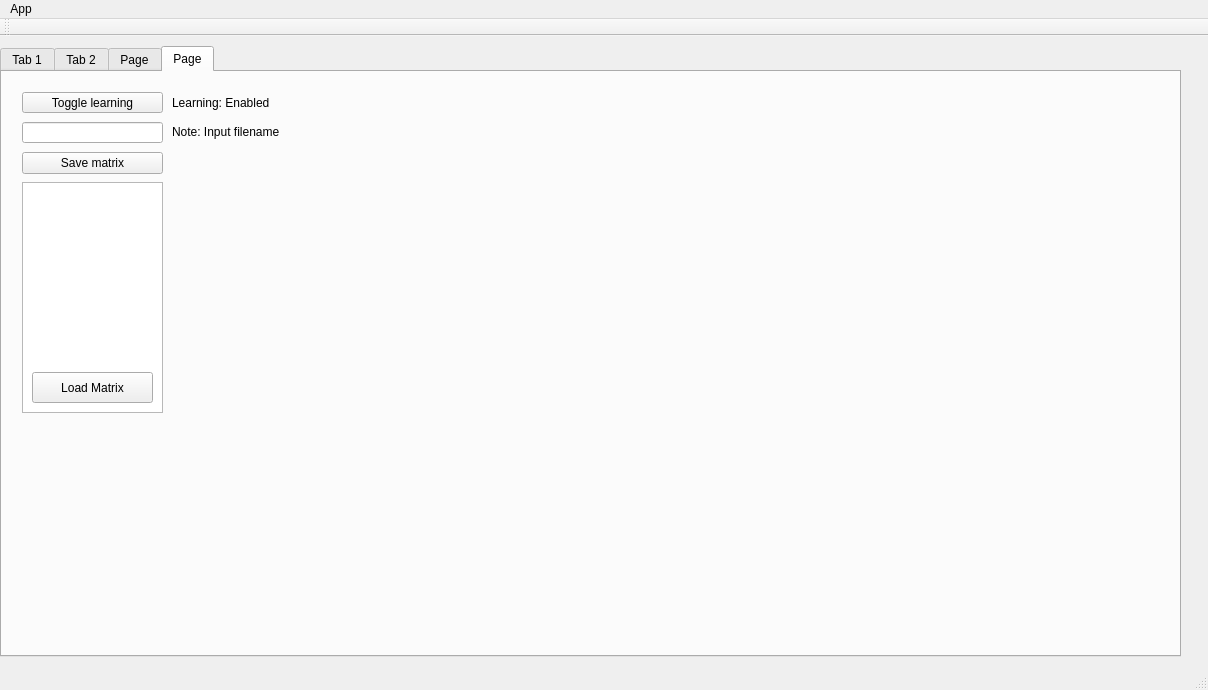
Above: ui/mainwindow.ui from morpana/dep_gui before the change. Below: the same form after it.
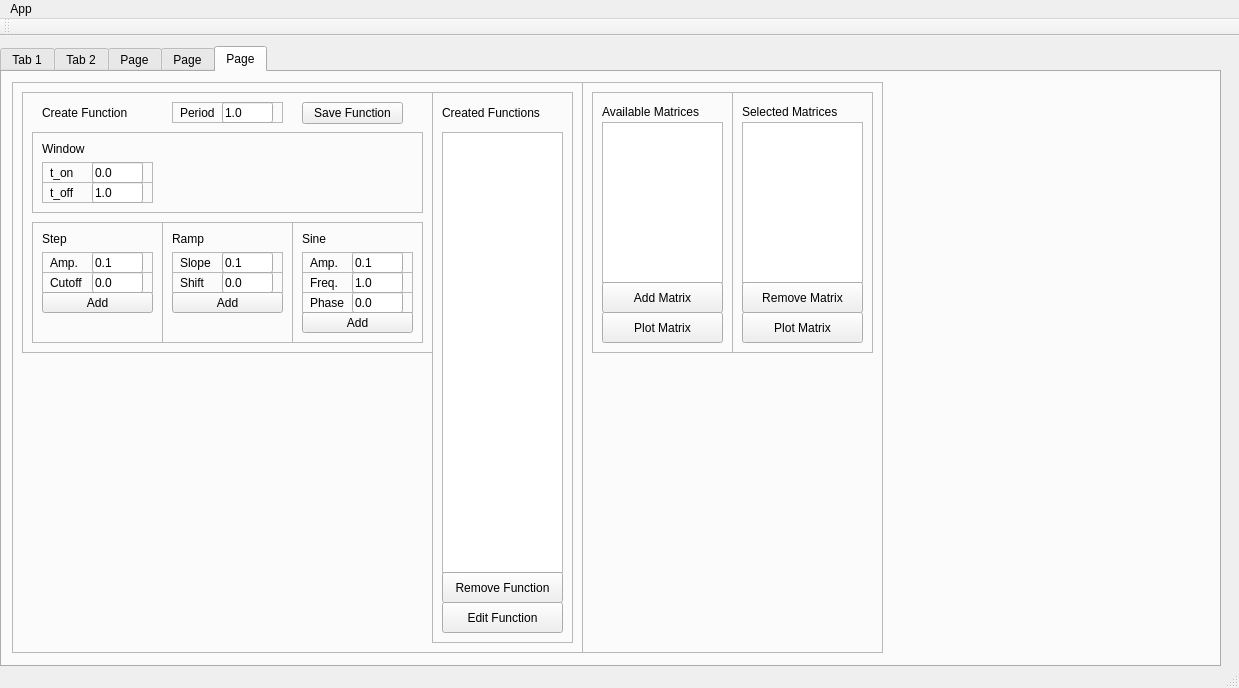
That is the form after the change. Custom widgets are drawn as their Qt base class.

Commit message: creating functions, plotting created functions, selecting matrices, plotting selected matrices...

Patch:
```diff
--- a/ui/mainwindow.ui
+++ b/ui/mainwindow.ui
@@ -6,8 +6,8 @@
    <rect>
     <x>0</x>
     <y>0</y>
-    <width>1208</width>
-    <height>690</height>
+    <width>1239</width>
+    <height>688</height>
    </rect>
   </property>
   <property name="windowTitle">
@@ -19,12 +19,12 @@
      <rect>
       <x>0</x>
       <y>10</y>
-      <width>1181</width>
-      <height>611</height>
+      <width>1221</width>
+      <height>621</height>
      </rect>
     </property>
     <property name="currentIndex">
-     <number>3</number>
+     <number>4</number>
     </property>
     <widget class="QWidget" name="tab">
      <attribute name="title">
@@ -1124,100 +1124,1049 @@
      <attribute name="title">
       <string>Page</string>
      </attribute>
-     <widget class="QPushButton" name="toggleLearning">
+     <widget class="QFrame" name="frame_63">
       <property name="geometry">
        <rect>
-        <x>20</x>
-        <y>20</y>
-        <width>141</width>
-        <height>21</height>
+        <x>0</x>
+        <y>0</y>
+        <width>661</width>
+        <height>451</height>
        </rect>
       </property>
-      <property name="text">
-       <string>Toggle learning</string>
+      <property name="frameShape">
+       <enum>QFrame::StyledPanel</enum>
       </property>
-     </widget>
-     <widget class="QCustomPlot" name="customPlot" native="true">
-      <property name="geometry">
-       <rect>
-        <x>180</x>
-        <y>110</y>
-        <width>501</width>
-        <height>341</height>
-       </rect>
+      <property name="frameShadow">
+       <enum>QFrame::Raised</enum>
       </property>
+      <widget class="QFrame" name="frame_64">
+       <property name="geometry">
+        <rect>
+         <x>10</x>
+         <y>10</y>
+         <width>491</width>
+         <height>21</height>
+        </rect>
+       </property>
+       <property name="frameShape">
+        <enum>QFrame::StyledPanel</enum>
+       </property>
+       <property name="frameShadow">
+        <enum>QFrame::Raised</enum>
+       </property>
+       <widget class="QPushButton" name="toggleLearning">
+        <property name="geometry">
+         <rect>
+          <x>240</x>
+          <y>0</y>
+          <width>251</width>
+          <height>21</height>
+         </rect>
+        </property>
+        <property name="text">
+         <string>Toggle learning</string>
+        </property>
+       </widget>
+       <widget class="QLabel" name="learningLabel">
+        <property name="geometry">
+         <rect>
+          <x>70</x>
+          <y>0</y>
+          <width>171</width>
+          <height>21</height>
+         </rect>
+        </property>
+        <property name="text">
+         <string>Learning: Enabled</string>
+        </property>
+       </widget>
+      </widget>
+      <widget class="QFrame" name="frame_68">
+       <property name="geometry">
+        <rect>
+         <x>10</x>
+         <y>30</y>
+         <width>491</width>
+         <height>61</height>
+        </rect>
+       </property>
+       <property name="frameShape">
+        <enum>QFrame::StyledPanel</enum>
+       </property>
+       <property name="frameShadow">
+        <enum>QFrame::Raised</enum>
+       </property>
+       <widget class="QPushButton" name="saveMatrix">
+        <property name="geometry">
+         <rect>
+          <x>10</x>
+          <y>30</y>
+          <width>471</width>
+          <height>22</height>
+         </rect>
+        </property>
+        <property name="text">
+         <string>Save matrix</string>
+        </property>
+       </widget>
+       <widget class="QFrame" name="frame_69">
+        <property name="geometry">
+         <rect>
+          <x>10</x>
+          <y>10</y>
+          <width>471</width>
+          <height>21</height>
+         </rect>
+        </property>
+        <property name="frameShape">
+         <enum>QFrame::StyledPanel</enum>
+        </property>
+        <property name="frameShadow">
+         <enum>QFrame::Raised</enum>
+        </property>
+        <widget class="QLabel" name="feedback">
+         <property name="geometry">
+          <rect>
+           <x>60</x>
+           <y>0</y>
+           <width>171</width>
+           <height>20</height>
+          </rect>
+         </property>
+         <property name="text">
+          <string>Filename</string>
+         </property>
+        </widget>
+        <widget class="QLineEdit" name="saveFile">
+         <property name="geometry">
+          <rect>
+           <x>230</x>
+           <y>0</y>
+           <width>241</width>
+           <height>21</height>
+          </rect>
+         </property>
+        </widget>
+       </widget>
+      </widget>
+      <widget class="QFrame" name="frame_70">
+       <property name="geometry">
+        <rect>
+         <x>510</x>
+         <y>10</y>
+         <width>141</width>
+         <height>431</height>
+        </rect>
+       </property>
+       <property name="frameShape">
+        <enum>QFrame::StyledPanel</enum>
+       </property>
+       <property name="frameShadow">
+        <enum>QFrame::Raised</enum>
+       </property>
+       <widget class="QListWidget" name="matrixList">
+        <property name="geometry">
+         <rect>
+          <x>10</x>
+          <y>10</y>
+          <width>121</width>
+          <height>381</height>
+         </rect>
+        </property>
+       </widget>
+       <widget class="QPushButton" name="loadMatrix">
+        <property name="geometry">
+         <rect>
+          <x>10</x>
+          <y>390</y>
+          <width>121</width>
+          <height>31</height>
+         </rect>
+        </property>
+        <property name="text">
+         <string>Load Matrix</string>
+        </property>
+       </widget>
+      </widget>
+      <widget class="QCustomPlot" name="customPlot" native="true">
+       <property name="geometry">
+        <rect>
+         <x>10</x>
+         <y>90</y>
+         <width>491</width>
+         <height>351</height>
+        </rect>
+       </property>
+      </widget>
      </widget>
-     <widget class="QLineEdit" name="saveFile">
+    </widget>
+    <widget class="QWidget" name="tab_9">
+     <attribute name="title">
+      <string>Page</string>
+     </attribute>
+     <widget class="QFrame" name="frame_29">
       <property name="geometry">
        <rect>
-        <x>20</x>
-        <y>50</y>
-        <width>141</width>
-        <height>21</height>
+        <x>10</x>
+        <y>10</y>
+        <width>571</width>
+        <height>571</height>
        </rect>
       </property>
-     </widget>
-     <widget class="QPushButton" name="saveMatrix">
-      <property name="geometry">
-       <rect>
-        <x>20</x>
-        <y>80</y>
-        <width>141</width>
-        <height>22</height>
-       </rect>
+      <property name="frameShape">
+       <enum>QFrame::StyledPanel</enum>
       </property>
-      <property name="text">
-       <string>Save matrix</string>
+      <property name="frameShadow">
+       <enum>QFrame::Raised</enum>
       </property>
+      <widget class="QFrame" name="frame_60">
+       <property name="geometry">
+        <rect>
+         <x>10</x>
+         <y>10</y>
+         <width>411</width>
+         <height>261</height>
+        </rect>
+       </property>
+       <property name="frameShape">
+        <enum>QFrame::StyledPanel</enum>
+       </property>
+       <property name="frameShadow">
+        <enum>QFrame::Raised</enum>
+       </property>
+       <widget class="QFrame" name="frame_52">
+        <property name="geometry">
+         <rect>
+          <x>270</x>
+          <y>130</y>
+          <width>131</width>
+          <height>121</height>
+         </rect>
+        </property>
+        <property name="frameShape">
+         <enum>QFrame::StyledPanel</enum>
+        </property>
+        <property name="frameShadow">
+         <enum>QFrame::Raised</enum>
+        </property>
+        <widget class="QLabel" name="label_52">
+         <property name="geometry">
+          <rect>
+           <x>10</x>
+           <y>10</y>
+           <width>59</width>
+           <height>14</height>
+          </rect>
+         </property>
+         <property name="text">
+          <string>Sine</string>
+         </property>
+        </widget>
+        <widget class="QFrame" name="frame_57">
+         <property name="geometry">
+          <rect>
+           <x>10</x>
+           <y>30</y>
+           <width>111</width>
+           <height>21</height>
+          </rect>
+         </property>
+         <property name="frameShape">
+          <enum>QFrame::StyledPanel</enum>
+         </property>
+         <property name="frameShadow">
+          <enum>QFrame::Raised</enum>
+         </property>
+         <widget class="QLineEdit" name="sine_amp">
+          <property name="geometry">
+           <rect>
+            <x>50</x>
+            <y>0</y>
+            <width>51</width>
+            <height>21</height>
+           </rect>
+          </property>
+          <property name="text">
+           <string>0.1</string>
+          </property>
+         </widget>
+         <widget class="QLabel" name="label_59">
+          <property name="geometry">
+           <rect>
+            <x>8</x>
+            <y>0</y>
+            <width>41</width>
+            <height>21</height>
+           </rect>
+          </property>
+          <property name="text">
+           <string>Amp.</string>
+          </property>
+         </widget>
+        </widget>
+        <widget class="QFrame" name="frame_58">
+         <property name="geometry">
+          <rect>
+           <x>10</x>
+           <y>50</y>
+           <width>111</width>
+           <height>21</height>
+          </rect>
+         </property>
+         <property name="frameShape">
+          <enum>QFrame::StyledPanel</enum>
+         </property>
+         <property name="frameShadow">
+          <enum>QFrame::Raised</enum>
+         </property>
+         <widget class="QLineEdit" name="sine_freq">
+          <property name="geometry">
+           <rect>
+            <x>50</x>
+            <y>0</y>
+            <width>51</width>
+            <height>21</height>
+           </rect>
+          </property>
+          <property name="text">
+           <string>1.0</string>
+          </property>
+         </widget>
+         <widget class="QLabel" name="label_60">
+          <property name="geometry">
+           <rect>
+            <x>8</x>
+            <y>0</y>
+            <width>41</width>
+            <height>21</height>
+           </rect>
+          </property>
+          <property name="text">
+           <string>Freq.</string>
+          </property>
+         </widget>
+        </widget>
+        <widget class="QFrame" name="frame_59">
+         <property name="geometry">
+          <rect>
+           <x>10</x>
+           <y>70</y>
+           <width>111</width>
+           <height>21</height>
+          </rect>
+         </property>
+         <property name="frameShape">
+          <enum>QFrame::StyledPanel</enum>
+         </property>
+         <property name="frameShadow">
+          <enum>QFrame::Raised</enum>
+         </property>
+         <widget class="QLineEdit" name="sine_phase">
+          <property name="geometry">
+           <rect>
+            <x>50</x>
+            <y>0</y>
+            <width>51</width>
+            <height>21</height>
+           </rect>
+          </property>
+          <property name="text">
+           <string>0.0</string>
+          </property>
+         </widget>
+         <widget class="QLabel" name="label_61">
+          <property name="geometry">
+           <rect>
+            <x>8</x>
+            <y>0</y>
+            <width>41</width>
+            <height>21</height>
+           </rect>
+          </property>
+          <property name="text">
+           <string>Phase</string>
+          </property>
+         </widget>
+        </widget>
+        <widget class="QPushButton" name="sine">
+         <property name="geometry">
+          <rect>
+           <x>10</x>
+           <y>90</y>
+           <width>111</width>
+           <height>21</height>
+          </rect>
+         </property>
+         <property name="text">
+          <string>Add</string>
+         </property>
+        </widget>
+       </widget>
+       <widget class="QFrame" name="frame_51">
+        <property name="geometry">
+         <rect>
+          <x>140</x>
+          <y>130</y>
+          <width>131</width>
+          <height>121</height>
+         </rect>
+        </property>
+        <property name="frameShape">
+         <enum>QFrame::StyledPanel</enum>
+        </property>
+        <property name="frameShadow">
+         <enum>QFrame::Raised</enum>
+        </property>
+        <widget class="QLabel" name="label_51">
+         <property name="geometry">
+          <rect>
+           <x>10</x>
+           <y>10</y>
+           <width>59</width>
+           <height>14</height>
+          </rect>
+         </property>
+         <property name="text">
+          <string>Ramp</string>
+         </property>
+        </widget>
+        <widget class="QFrame" name="frame_55">
+         <property name="geometry">
+          <rect>
+           <x>10</x>
+           <y>30</y>
+           <width>111</width>
+           <height>21</height>
+          </rect>
+         </property>
+         <property name="frameShape">
+          <enum>QFrame::StyledPanel</enum>
+         </property>
+         <property name="frameShadow">
+          <enum>QFrame::Raised</enum>
+         </property>
+         <widget class="QLineEdit" name="ramp_slope">
+          <property name="geometry">
+           <rect>
+            <x>50</x>
+            <y>0</y>
+            <width>51</width>
+            <height>21</height>
+           </rect>
+          </property>
+          <property name="text">
+           <string>0.1</string>
+          </property>
+         </widget>
+         <widget class="QLabel" name="label_57">
+          <property name="geometry">
+           <rect>
+            <x>8</x>
+            <y>0</y>
+            <width>41</width>
+            <height>21</height>
+           </rect>
+          </property>
+          <property name="text">
+           <string>Slope</string>
+          </property>
+         </widget>
+        </widget>
+        <widget class="QFrame" name="frame_56">
+         <property name="geometry">
+          <rect>
+           <x>10</x>
+           <y>50</y>
+           <width>111</width>
+           <height>21</height>
+          </rect>
+         </property>
+         <property name="frameShape">
+          <enum>QFrame::StyledPanel</enum>
+         </property>
+         <property name="frameShadow">
+          <enum>QFrame::Raised</enum>
+         </property>
+         <widget class="QLineEdit" name="ramp_shift">
+          <property name="geometry">
+           <rect>
+            <x>50</x>
+            <y>0</y>
+            <width>51</width>
+            <height>21</height>
+           </rect>
+          </property>
+          <property name="text">
+           <string>0.0</string>
+          </property>
+         </widget>
+         <widget class="QLabel" name="label_58">
+          <property name="geometry">
+           <rect>
+            <x>8</x>
+            <y>0</y>
+            <width>41</width>
+            <height>21</height>
+           </rect>
+          </property>
+          <property name="text">
+           <string>Shift</string>
+          </property>
+         </widget>
+        </widget>
+        <widget class="QPushButton" name="ramp">
+         <property name="geometry">
+          <rect>
+           <x>10</x>
+           <y>70</y>
+           <width>111</width>
+           <height>21</height>
+          </rect>
+         </property>
+         <property name="text">
+          <string>Add</string>
+         </property>
+        </widget>
+       </widget>
+       <widget class="QFrame" name="frame">
+        <property name="geometry">
+         <rect>
+          <x>10</x>
+          <y>130</y>
+          <width>131</width>
+          <height>121</height>
+         </rect>
+        </property>
+        <property name="frameShape">
+         <enum>QFrame::StyledPanel</enum>
+        </property>
+        <property name="frameShadow">
+         <enum>QFrame::Raised</enum>
+        </property>
+        <widget class="QLabel" name="label_14">
+         <property name="geometry">
+          <rect>
+           <x>10</x>
+           <y>10</y>
+           <width>59</width>
+           <height>14</height>
+          </rect>
+         </property>
+         <property name="text">
+          <string>Step</string>
+         </property>
+        </widget>
+        <widget class="QFrame" name="frame_53">
+         <property name="geometry">
+          <rect>
+           <x>10</x>
+           <y>30</y>
+           <width>111</width>
+           <height>21</height>
+          </rect>
+         </property>
+         <property name="frameShape">
+          <enum>QFrame::StyledPanel</enum>
+         </property>
+         <property name="frameShadow">
+          <enum>QFrame::Raised</enum>
+         </property>
+         <widget class="QLineEdit" name="step_amp">
+          <property name="geometry">
+           <rect>
+            <x>50</x>
+            <y>0</y>
+            <width>51</width>
+            <height>21</height>
+           </rect>
+          </property>
+          <property name="text">
+           <string>0.1</string>
+          </property>
+         </widget>
+         <widget class="QLabel" name="label_53">
+          <property name="geometry">
+           <rect>
+            <x>8</x>
+            <y>0</y>
+            <width>41</width>
+            <height>21</height>
+           </rect>
+          </property>
+          <property name="text">
+           <string>Amp.</string>
+          </property>
+         </widget>
+        </widget>
+        <widget class="QFrame" name="frame_54">
+         <property name="geometry">
+          <rect>
+           <x>10</x>
+           <y>50</y>
+           <width>111</width>
+           <height>21</height>
+          </rect>
+         </property>
+         <property name="frameShape">
+          <enum>QFrame::StyledPanel</enum>
+         </property>
+         <property name="frameShadow">
+          <enum>QFrame::Raised</enum>
+         </property>
+         <widget class="QLineEdit" name="step_cutoff">
+          <property name="geometry">
+           <rect>
+            <x>50</x>
+            <y>0</y>
+            <width>51</width>
+            <height>21</height>
+           </rect>
+          </property>
+          <property name="text">
+           <string>0.0</string>
+          </property>
+         </widget>
+         <widget class="QLabel" name="label_54">
+          <property name="geometry">
+           <rect>
+            <x>8</x>
+            <y>0</y>
+            <width>41</width>
+            <height>21</height>
+           </rect>
+          </property>
+          <property name="text">
+           <string>Cutoff</string>
+          </property>
+         </widget>
+        </widget>
+        <widget class="QPushButton" name="step">
+         <property name="geometry">
+          <rect>
+           <x>10</x>
+           <y>70</y>
+           <width>111</width>
+           <height>21</height>
+          </rect>
+         </property>
+         <property name="text">
+          <string>Add</string>
+         </property>
+        </widget>
+       </widget>
+       <widget class="QFrame" name="frame_65">
+        <property name="geometry">
+         <rect>
+          <x>10</x>
+          <y>40</y>
+          <width>391</width>
+          <height>81</height>
+         </rect>
+        </property>
+        <property name="frameShape">
+         <enum>QFrame::StyledPanel</enum>
+        </property>
+        <property name="frameShadow">
+         <enum>QFrame::Raised</enum>
+        </property>
+        <widget class="QFrame" name="frame_66">
+         <property name="geometry">
+          <rect>
+           <x>10</x>
+           <y>30</y>
+           <width>111</width>
+           <height>21</height>
+          </rect>
+         </property>
+         <property name="frameShape">
+          <enum>QFrame::StyledPanel</enum>
+         </property>
+         <property name="frameShadow">
+          <enum>QFrame::Raised</enum>
+         </property>
+         <widget class="QLineEdit" name="t_on">
+          <property name="geometry">
+           <rect>
+            <x>50</x>
+            <y>0</y>
+            <width>51</width>
+            <height>21</height>
+           </rect>
+          </property>
+          <property name="text">
+           <string>0.0</string>
+          </property>
+         </widget>
+         <widget class="QLabel" name="label_72">
+          <property name="geometry">
+           <rect>
+            <x>8</x>
+            <y>0</y>
+            <width>41</width>
+            <height>21</height>
+           </rect>
+          </property>
+          <property name="text">
+           <string>t_on</string>
+          </property>
+         </widget>
+        </widget>
+        <widget class="QFrame" name="frame_67">
+         <property name="geometry">
+          <rect>
+           <x>10</x>
+           <y>50</y>
+           <width>111</width>
+           <height>21</height>
+          </rect>
+         </property>
+         <property name="frameShape">
+          <enum>QFrame::StyledPanel</enum>
+         </property>
+         <property name="frameShadow">
+          <enum>QFrame::Raised</enum>
+         </property>
+         <widget class="QLineEdit" name="t_off">
+          <property name="geometry">
+           <rect>
+            <x>50</x>
+            <y>0</y>
+            <width>51</width>
+            <height>21</height>
+           </rect>
+          </property>
+          <property name="text">
+           <string>1.0</string>
+          </property>
+         </widget>
+         <widget class="QLabel" name="label_73">
+          <property name="geometry">
+           <rect>
+            <x>8</x>
+            <y>0</y>
+            <width>41</width>
+            <height>21</height>
+           </rect>
+          </property>
+          <property name="text">
+           <string>t_off</string>
+          </property>
+         </widget>
+        </widget>
+        <widget class="QLabel" name="label_74">
+         <property name="geometry">
+          <rect>
+           <x>10</x>
+           <y>10</y>
+           <width>59</width>
+           <height>14</height>
+          </rect>
+         </property>
+         <property name="text">
+          <string>Window</string>
+         </property>
+        </widget>
+       </widget>
+       <widget class="QLabel" name="label_29">
+        <property name="geometry">
+         <rect>
+          <x>20</x>
+          <y>10</y>
+          <width>121</width>
+          <height>21</height>
+         </rect>
+        </property>
+        <property name="text">
+         <string>Create Function</string>
+        </property>
+       </widget>
+       <widget class="QPushButton" name="saveFunction">
+        <property name="geometry">
+         <rect>
+          <x>280</x>
+          <y>10</y>
+          <width>101</width>
+          <height>22</height>
+         </rect>
+        </property>
+        <property name="text">
+         <string>Save Function</string>
+        </property>
+       </widget>
+       <widget class="QFrame" name="frame_61">
+        <property name="geometry">
+         <rect>
+          <x>150</x>
+          <y>10</y>
+          <width>111</width>
+          <height>21</height>
+         </rect>
+        </property>
+        <property name="frameShape">
+         <enum>QFrame::StyledPanel</enum>
+        </property>
+        <property name="frameShadow">
+         <enum>QFrame::Raised</enum>
+        </property>
+        <widget class="QLineEdit" name="period">
+         <property name="geometry">
+          <rect>
+           <x>50</x>
+           <y>0</y>
+           <width>51</width>
+           <height>21</height>
+          </rect>
+         </property>
+         <property name="text">
+          <string>1.0</string>
+         </property>
+        </widget>
+        <widget class="QLabel" name="label_62">
+         <property name="geometry">
+          <rect>
+           <x>8</x>
+           <y>0</y>
+           <width>41</width>
+           <height>21</height>
+          </rect>
+         </property>
+         <property name="text">
+          <string>Period</string>
+         </property>
+        </widget>
+       </widget>
+      </widget>
+      <widget class="QFrame" name="frame_28">
+       <property name="geometry">
+        <rect>
+         <x>420</x>
+         <y>10</y>
+         <width>141</width>
+         <height>551</height>
+        </rect>
+       </property>
+       <property name="frameShape">
+        <enum>QFrame::StyledPanel</enum>
+       </property>
+       <property name="frameShadow">
+        <enum>QFrame::Raised</enum>
+       </property>
+       <widget class="QLabel" name="label_28">
+        <property name="geometry">
+         <rect>
+          <x>10</x>
+          <y>10</y>
+          <width>121</width>
+          <height>21</height>
+         </rect>
+        </property>
+        <property name="text">
+         <string>Created Functions</string>
+        </property>
+       </widget>
+       <widget class="QListWidget" name="functionList">
+        <property name="geometry">
+         <rect>
+          <x>10</x>
+          <y>40</y>
+          <width>121</width>
+          <height>441</height>
+         </rect>
+        </property>
+       </widget>
+       <widget class="QPushButton" name="removeFunction">
+        <property name="geometry">
+         <rect>
+          <x>10</x>
+          <y>480</y>
+          <width>121</width>
+          <height>31</height>
+         </rect>
+        </property>
+        <property name="text">
+         <string>Remove Function</string>
+        </property>
+       </widget>
+       <widget class="QPushButton" name="editFunction">
+        <property name="geometry">
+         <rect>
+          <x>10</x>
+          <y>510</y>
+          <width>121</width>
+          <height>31</height>
+         </rect>
+        </property>
+        <property name="text">
+         <string>Edit Function</string>
+        </property>
+       </widget>
+      </widget>
+      <widget class="QCustomPlot" name="plotFunction" native="true">
+       <property name="geometry">
+        <rect>
+         <x>10</x>
+         <y>280</y>
+         <width>401</width>
+         <height>281</height>
+        </rect>
+       </property>
+      </widget>
      </widget>
-     <widget class="QLabel" name="feedback">
+     <widget class="QFrame" name="frame_30">
       <property name="geometry">
        <rect>
-        <x>170</x>
-        <y>50</y>
-        <width>141</width>
-        <height>20</height>
+        <x>580</x>
+        <y>10</y>
+        <width>301</width>
+        <height>571</height>
        </rect>
       </property>
-      <property name="text">
-       <string>Note: Input filename</string>
+      <property name="frameShape">
+       <enum>QFrame::StyledPanel</enum>
       </property>
-     </widget>
-     <widget class="QListWidget" name="matrixList">
-      <property name="geometry">
-       <rect>
-        <x>20</x>
-        <y>110</y>
-        <width>141</width>
-        <height>231</height>
-       </rect>
+      <property name="frameShadow">
+       <enum>QFrame::Raised</enum>
       </property>
-     </widget>
-     <widget class="QPushButton" name="loadMatrix">
-      <property name="geometry">
-       <rect>
-        <x>30</x>
-        <y>300</y>
-        <width>121</width>
-        <height>31</height>
-       </rect>
-      </property>
-      <property name="text">
-       <string>Load Matrix</string>
-      </property>
-     </widget>
-     <widget class="QLabel" name="learningLabel">
-      <property name="geometry">
-       <rect>
-        <x>170</x>
-        <y>20</y>
-        <width>141</width>
-        <height>21</height>
-       </rect>
-      </property>
-      <property name="text">
-       <string>Learning: Enabled</string>
-      </property>
+      <widget class="QCustomPlot" name="customPlot_2" native="true">
+       <property name="geometry">
+        <rect>
+         <x>10</x>
+         <y>280</y>
+         <width>281</width>
+         <height>281</height>
+        </rect>
+       </property>
+      </widget>
+      <widget class="QFrame" name="frame_27">
+       <property name="geometry">
+        <rect>
+         <x>150</x>
+         <y>10</y>
+         <width>141</width>
+         <height>261</height>
+        </rect>
+       </property>
+       <property name="frameShape">
+        <enum>QFrame::StyledPanel</enum>
+       </property>
+       <property name="frameShadow">
+        <enum>QFrame::Raised</enum>
+       </property>
+       <widget class="QLabel" name="label_27">
+        <property name="geometry">
+         <rect>
+          <x>10</x>
+          <y>10</y>
+          <width>121</width>
+          <height>20</height>
+         </rect>
+        </property>
+        <property name="text">
+         <string>Selected Matrices</string>
+        </property>
+       </widget>
+       <widget class="QListWidget" name="selectedMatrixList">
+        <property name="geometry">
+         <rect>
+          <x>10</x>
+          <y>30</y>
+          <width>121</width>
+          <height>161</height>
+         </rect>
+        </property>
+       </widget>
+       <widget class="QPushButton" name="removeMatrix">
+        <property name="geometry">
+         <rect>
+          <x>10</x>
+          <y>190</y>
+          <width>121</width>
+          <height>31</height>
+         </rect>
+        </property>
+        <property name="text">
+         <string>Remove Matrix</string>
+        </property>
+       </widget>
+       <widget class="QPushButton" name="plotMatrixSelected">
+        <property name="geometry">
+         <rect>
+          <x>10</x>
+          <y>220</y>
+          <width>121</width>
+          <height>31</height>
+         </rect>
+        </property>
+        <property name="text">
+         <string>Plot Matrix</string>
+        </property>
+       </widget>
+      </widget>
+      <widget class="QFrame" name="frame_25">
+       <property name="geometry">
+        <rect>
+         <x>10</x>
+         <y>10</y>
+         <width>141</width>
+         <height>261</height>
+        </rect>
+       </property>
+       <property name="frameShape">
+        <enum>QFrame::StyledPanel</enum>
+       </property>
+       <property name="frameShadow">
+        <enum>QFrame::Raised</enum>
+       </property>
+       <widget class="QLabel" name="label_20">
+        <property name="geometry">
+         <rect>
+          <x>10</x>
+          <y>10</y>
+          <width>121</width>
+          <height>20</height>
+         </rect>
+        </property>
+        <property name="text">
+         <string>Available Matrices</string>
+        </property>
+       </widget>
+       <widget class="QListWidget" name="matrixList_2">
+        <property name="geometry">
+         <rect>
+          <x>10</x>
+          <y>30</y>
+          <width>121</width>
+          <height>161</height>
+         </rect>
+        </property>
+       </widget>
+       <widget class="QPushButton" name="addMatrix">
+        <property name="geometry">
+         <rect>
+          <x>10</x>
+          <y>190</y>
+          <width>121</width>
+          <height>31</height>
+         </rect>
+        </property>
+        <property name="text">
+         <string>Add Matrix</string>
+        </property>
+       </widget>
+       <widget class="QPushButton" name="plotMatrix">
+        <property name="geometry">
+         <rect>
+          <x>10</x>
+          <y>220</y>
+          <width>121</width>
+          <height>31</height>
+         </rect>
+        </property>
+        <property name="text">
+         <string>Plot Matrix</string>
+        </property>
+       </widget>
+      </widget>
      </widget>
     </widget>
    </widget>
@@ -1236,7 +2185,7 @@
     <rect>
      <x>0</x>
      <y>0</y>
-     <width>1208</width>
+     <width>1239</width>
      <height>19</height>
     </rect>
    </property>
```
The commit also changes 7 other files.
